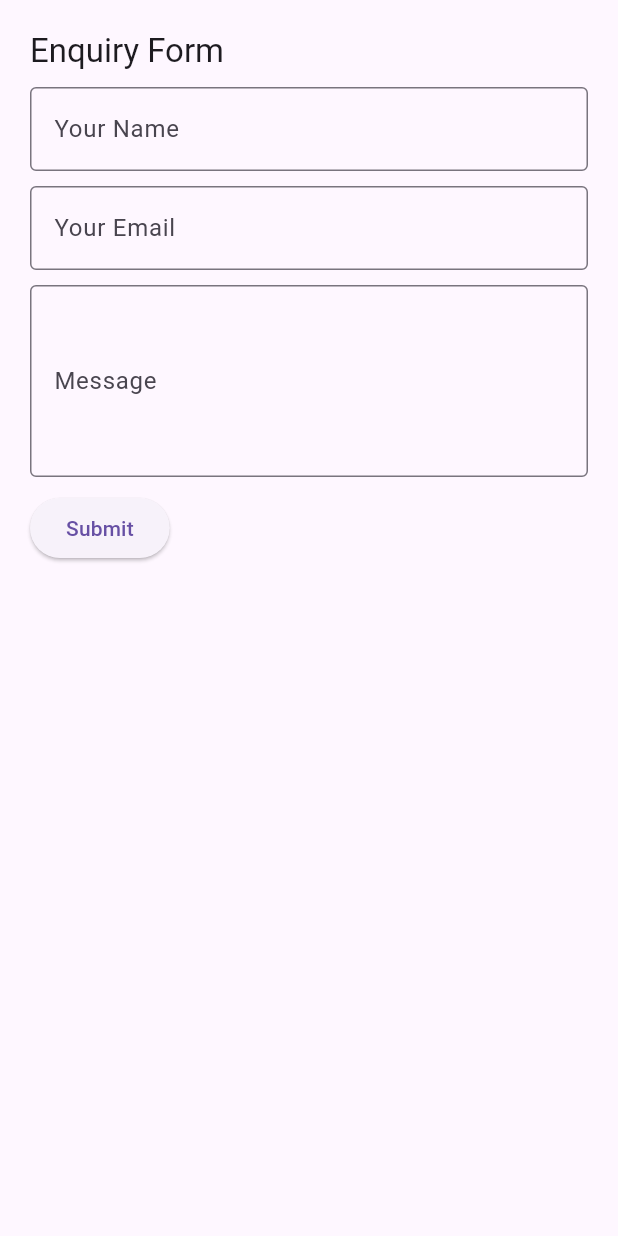
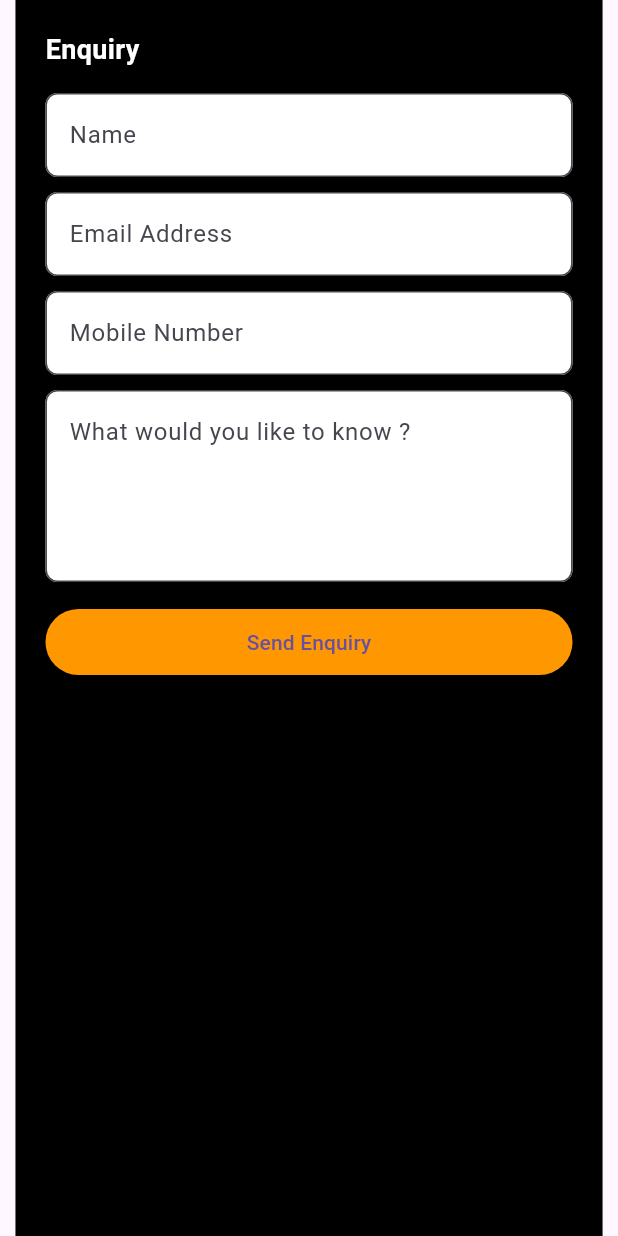
Before and after one commit to shrinidhiirodi/purnasys-projects, a Flutter app: the EnquirySection widget shown alone on an empty page, opened directly, on a phone screen of 412 x 824 dp. Run offline on Flutter 3.47's test engine with Material 3 defaults, Android fonts, the phone set to English and light mode, and no system bars.

Commit message:
updated with proper home_screen design

```diff
--- a/lib/screens/home/widgets/enquiry_section.dart
+++ b/lib/screens/home/widgets/enquiry_section.dart
@@ -1,32 +1,57 @@
 import 'package:flutter/material.dart';
+import '../../../utils/responsive_helper.dart';
 
 class EnquirySection extends StatelessWidget {
   const EnquirySection({super.key});
 
   @override
   Widget build(BuildContext context) {
-    return Padding(
+    return LayoutBuilder(
+      builder: (context, constraints) {
+        final maxContentWidth = ResponsiveHelper.getResponsiveMaxWidth(constraints.maxWidth);
+        return Center(
+          child: Container(
+            width: maxContentWidth,
+            color: Colors.black,
             padding: const EdgeInsets.all(20),
             child: Column(
-        crossAxisAlignment: CrossAxisAlignment.start,
+              crossAxisAlignment: CrossAxisAlignment.stretch,
               children: [
-          Text('Enquiry Form', style: Theme.of(context).textTheme.titleLarge),
+                const Text('Enquiry', style: TextStyle(color: Colors.white, fontWeight: FontWeight.bold, fontSize: 18)),
+                const SizedBox(height: 16),
+                _buildField('Name'),
                 const SizedBox(height: 10),
-          TextField(
-            decoration: InputDecoration(labelText: 'Your Name', border: OutlineInputBorder()),
+                _buildField('Email Address'),
+                const SizedBox(height: 10),
+                _buildField('Mobile Number'),
+                const SizedBox(height: 10),
+                _buildField('What would you like to know ?', maxLines: 4),
+                const SizedBox(height: 16),
+                ElevatedButton(
+                  onPressed: () {},
+                  style: ElevatedButton.styleFrom(
+                      backgroundColor: Colors.orange, shape: RoundedRectangleBorder(borderRadius: BorderRadius.circular(30))),
+                  child: const Padding(
+                    padding: EdgeInsets.symmetric(vertical: 12),
+                    child: Text('Send Enquiry'),
                   ),
-          const SizedBox(height: 10),
-          TextField(
-            decoration: InputDecoration(labelText: 'Your Email', border: OutlineInputBorder()),
                 ),
-          const SizedBox(height: 10),
-          TextField(
-            decoration: InputDecoration(labelText: 'Message', border: OutlineInputBorder()),
-            maxLines: 4,
+              ],
             ),
-          const SizedBox(height: 10),
-          ElevatedButton(onPressed: () {}, child: const Text('Submit')),
-        ],
+          ),
+        );
+      },
+    );
+  }
+
+  Widget _buildField(String hint, {int maxLines = 1}) {
+    return TextField(
+      maxLines: maxLines,
+      decoration: InputDecoration(
+        hintText: hint,
+        filled: true,
+        fillColor: Colors.white,
+        border: OutlineInputBorder(borderRadius: BorderRadius.circular(8)),
       ),
     );
   }
--- a/lib/utils/responsive_helper.dart
+++ b/lib/utils/responsive_helper.dart
@@ -1,7 +1,11 @@
 class ResponsiveHelper {
   static double getResponsiveMaxWidth(double screenWidth) {
-    if (screenWidth >= 800) return 800;
-    if (screenWidth >= 500) return 500;
-    return screenWidth * 0.9;
+    if (screenWidth < 600) {
+      return screenWidth * 0.95;
+    } else if (screenWidth < 1024) {
+      return 600;
+    } else {
+      return 800;
+    }
   }
 }
```
Also changed, not shown: lib/screens/home/home_screen.dart (+5 -5 lines), lib/screens/home/widgets/benefits_section.dart (+19 -64 lines), lib/screens/home/widgets/footer_section.dart (+18 -10 lines), lib/screens/home/widgets/how_it_works_section.dart (+43 -23 lines), lib/screens/home/widgets/top_bar_section.dart (+30 -9 lines), lib/screens/home/widgets/welcome_section.dart (+35 -6 lines), assets/icons/homepage/welcome_illustration.png (added), 1 other file. Lines whose indentation alone changed are shown as unchanged.
